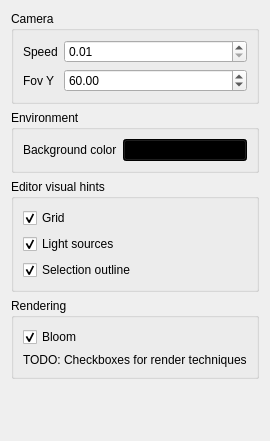
Qt form Engine/Project3/ui/miscsettingswidget.ui (ValdiviaDev/Engine-Graphics-Programming) before a commit.
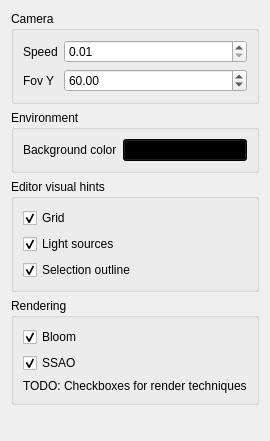
The same form after that commit.

Commit message: Activate and desactivate SSAO in editor and new model for testing

```diff
--- a/Engine/Project3/ui/miscsettingswidget.ui
+++ b/Engine/Project3/ui/miscsettingswidget.ui
@@ -141,6 +141,16 @@
         </property>
        </widget>
       </item>
+      <item>
+       <widget class="QCheckBox" name="checkBoxSSAO">
+        <property name="text">
+         <string>SSAO</string>
+        </property>
+        <property name="checked">
+         <bool>true</bool>
+        </property>
+       </widget>
+      </item>
       <item>
        <widget class="QLabel" name="label_3">
         <property name="text">
```
The commit also changes 62 other files.
